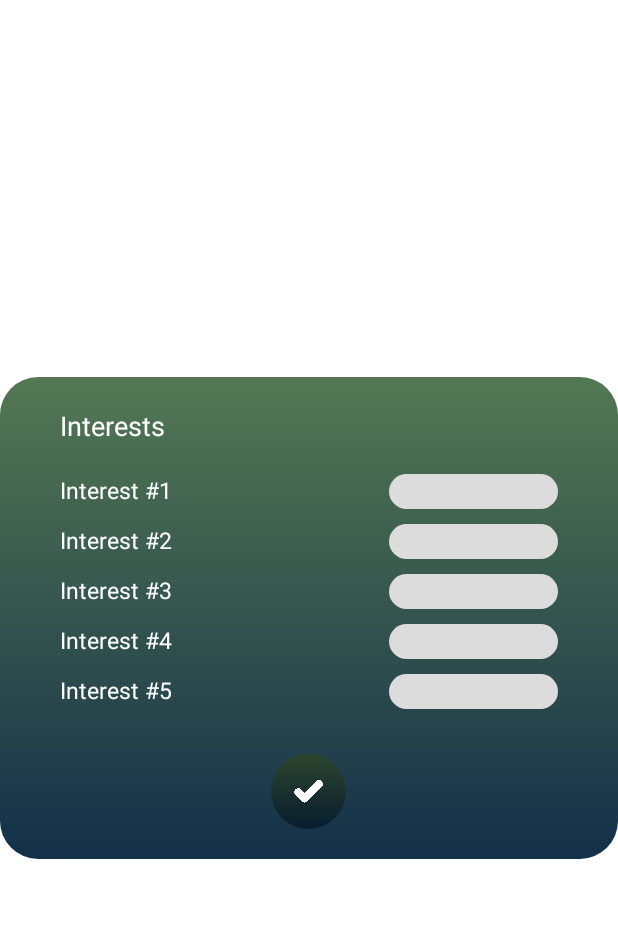
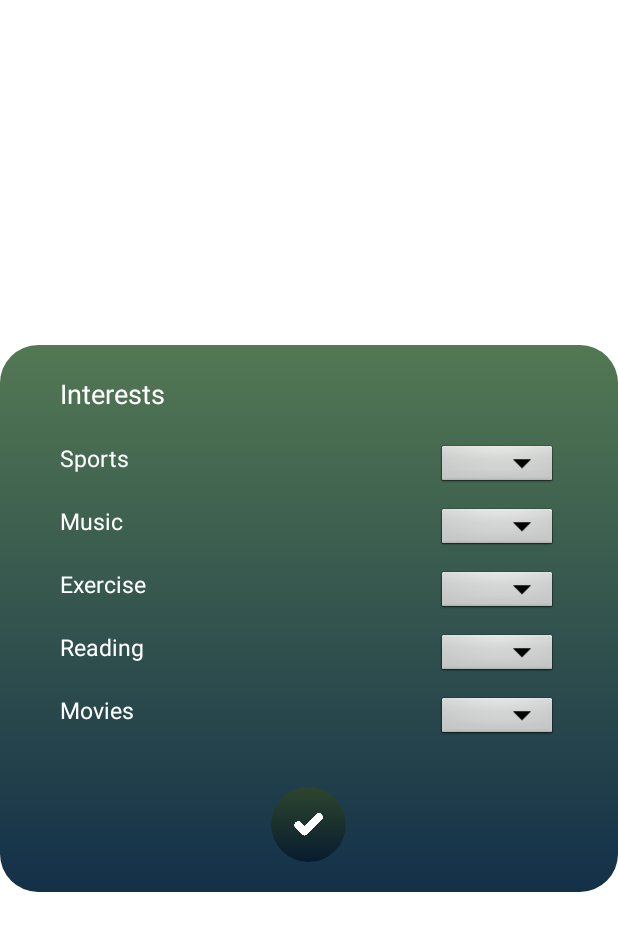
Before and after one commit to JakeLikeStrawberry/Talk2Friends, an Android app: the layout add_interests_box.xml on its own in the app's theme, with its tools: preview values and no code run, on a phone screen of 412 x 824 dp. Shown: the top 931 px of the screen. Run offline under Robolectric (Android 15) with nearby library versions, the phone set to English and light mode, and no system bars.

Commit message:
more additions

```diff
--- a/app/src/main/res/layout/add_interests_box.xml
+++ b/app/src/main/res/layout/add_interests_box.xml
@@ -46,25 +46,24 @@
                 android:layout_marginBottom="10dp">
 
                 <TextView
-                    android:id="@+id/interest1"
+                    android:id="@+id/sports"
                     android:layout_width="115dp"
                     android:layout_height="wrap_content"
                     android:layout_weight="1"
-                    android:text="Interest #1"
+                    android:text="Sports"
                     android:textColor="@color/white"
                     android:textSize="15dp" />
 
-                <EditText
-                    android:id="@+id/interest1input"
-                    android:layout_width="wrap_content"
-                    android:layout_height="wrap_content"
-                    android:layout_weight="1"
-                    android:text=""
-                    android:textColor="@color/black"
-                    android:textSize="15dp"
+                <Spinner
+                    android:id="@+id/sportsDropdown"
+                    android:layout_width="match_parent"
+                    android:layout_height="32dp"
+                    android:background="@android:drawable/btn_dropdown"
                     android:paddingLeft="8dp"
                     android:paddingBottom="2dp"
-                    android:background="@drawable/rounded_inputfield"/>
+                    android:spinnerMode="dropdown"
+                    android:textColor="@color/black"
+                    android:textSize="15dp" />
             </TableRow>
 
             <TableRow
@@ -73,25 +72,24 @@
                 android:layout_marginBottom="10dp">
 
                 <TextView
-                    android:id="@+id/interest2"
+                    android:id="@+id/music"
                     android:layout_width="wrap_content"
                     android:layout_height="wrap_content"
                     android:layout_weight="1"
-                    android:text="Interest #2"
+                    android:text="Music"
                     android:textColor="@color/white"
                     android:textSize="15dp" />
 
-                <EditText
-                    android:id="@+id/interest2input"
-                    android:layout_width="wrap_content"
-                    android:layout_height="wrap_content"
-                    android:layout_weight="1"
-                    android:text=""
-                    android:textColor="@color/black"
-                    android:textSize="15dp"
+                <Spinner
+                    android:id="@+id/musicDropdown"
+                    android:layout_width="match_parent"
+                    android:layout_height="32dp"
+                    android:background="@android:drawable/btn_dropdown"
                     android:paddingLeft="8dp"
                     android:paddingBottom="2dp"
-                    android:background="@drawable/rounded_inputfield"/>
+                    android:spinnerMode="dropdown"
+                    android:textColor="@color/black"
+                    android:textSize="15dp" />
             </TableRow>
 
             <TableRow
@@ -100,25 +98,24 @@
                 android:layout_marginBottom="10dp">
 
                 <TextView
-                    android:id="@+id/interest3"
+                    android:id="@+id/exercise"
                     android:layout_width="wrap_content"
                     android:layout_height="wrap_content"
                     android:layout_weight="1"
-                    android:text="Interest #3"
+                    android:text="Exercise"
                     android:textColor="@color/white"
                     android:textSize="15dp" />
 
-                <EditText
-                    android:id="@+id/interest3input"
-                    android:layout_width="wrap_content"
-                    android:layout_height="wrap_content"
-                    android:layout_weight="1"
-                    android:text=""
-                    android:textColor="@color/black"
-                    android:textSize="15dp"
+                <Spinner
+                    android:id="@+id/exerciseDropdown"
+                    android:layout_width="match_parent"
+                    android:layout_height="32dp"
+                    android:background="@android:drawable/btn_dropdown"
                     android:paddingLeft="8dp"
                     android:paddingBottom="2dp"
-                    android:background="@drawable/rounded_inputfield"/>
+                    android:spinnerMode="dropdown"
+                    android:textColor="@color/black"
+                    android:textSize="15dp" />
             </TableRow>
 
             <TableRow
@@ -127,25 +124,24 @@
                 android:layout_marginBottom="10dp">
 
                 <TextView
-                    android:id="@+id/interest4"
+                    android:id="@+id/reading"
                     android:layout_width="wrap_content"
                     android:layout_height="wrap_content"
                     android:layout_weight="1"
-                    android:text="Interest #4"
+                    android:text="Reading"
                     android:textColor="@color/white"
                     android:textSize="15dp" />
 
-                <EditText
-                    android:id="@+id/interest4input"
-                    android:layout_width="wrap_content"
-                    android:layout_height="wrap_content"
-                    android:layout_weight="1"
-                    android:text=""
-                    android:textColor="@color/black"
-                    android:textSize="15dp"
+                <Spinner
+                    android:id="@+id/readingDropdown"
+                    android:layout_width="match_parent"
+                    android:layout_height="32dp"
+                    android:background="@android:drawable/btn_dropdown"
                     android:paddingLeft="8dp"
                     android:paddingBottom="2dp"
-                    android:background="@drawable/rounded_inputfield"/>
+                    android:spinnerMode="dropdown"
+                    android:textColor="@color/black"
+                    android:textSize="15dp" />
             </TableRow>
 
             <TableRow
@@ -154,25 +150,24 @@
                 android:layout_marginBottom="10dp">
 
                 <TextView
-                    android:id="@+id/interest5"
+                    android:id="@+id/movies"
                     android:layout_width="wrap_content"
                     android:layout_height="wrap_content"
                     android:layout_weight="1"
-                    android:text="Interest #5"
+                    android:text="Movies"
                     android:textColor="@color/white"
                     android:textSize="15dp" />
 
-                <EditText
-                    android:id="@+id/interest5input"
-                    android:layout_width="wrap_content"
-                    android:layout_height="wrap_content"
-                    android:layout_weight="1"
-                    android:text=""
-                    android:textColor="@color/black"
-                    android:textSize="15dp"
+                <Spinner
+                    android:id="@+id/moviesDropdown"
+                    android:layout_width="match_parent"
+                    android:layout_height="32dp"
+                    android:background="@android:drawable/btn_dropdown"
                     android:paddingLeft="8dp"
                     android:paddingBottom="2dp"
-                    android:background="@drawable/rounded_inputfield"/>
+                    android:spinnerMode="dropdown"
+                    android:textColor="@color/black"
+                    android:textSize="15dp" />
             </TableRow>
         </TableLayout>
 
--- a/app/src/main/res/layout/edit_personal_box.xml
+++ b/app/src/main/res/layout/edit_personal_box.xml
@@ -29,7 +29,6 @@
                 android:textColor="@color/white"
                 android:textSize="18dp"
                 app:backgroundTint="@null" />
-
 
 
 
```
Also changed, not shown: app/src/main/java/com/example/talk2friends/ProfileActivity.java (+85 -18 lines), app/src/main/res/layout/activity_profile.xml (+8 -0 lines).
